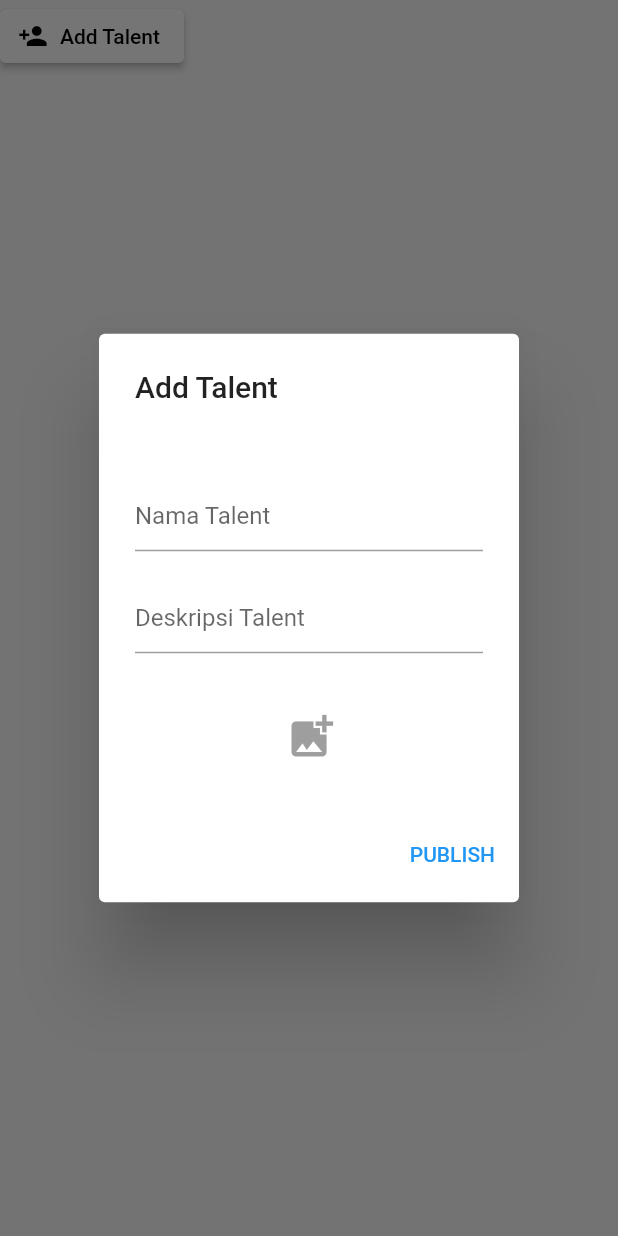
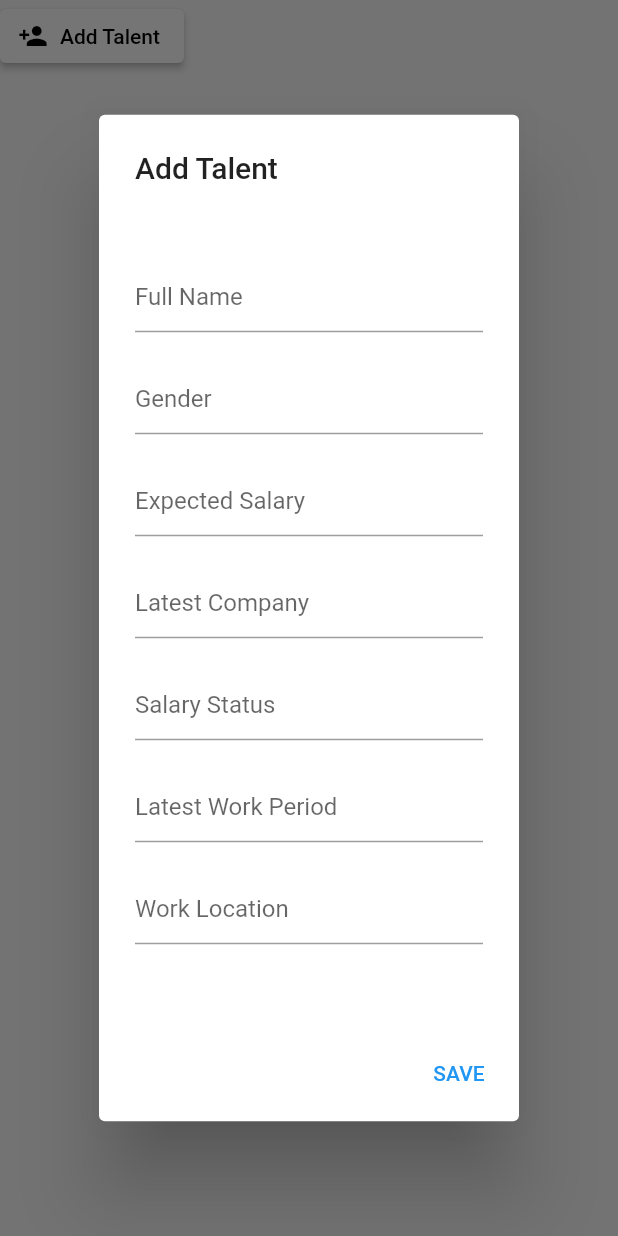
Before and after one commit to fahrur06/protalent, a Flutter app: the AlertForm widget shown alone on an empty page, opened directly, after a tap on "Add Talent", on a phone screen of 412 x 824 dp. Run offline on Flutter 3.47's test engine with Material 2 defaults, Android fonts, the phone set to English and light mode, and no system bars; our stand-ins replace carousel_slider, flip_card, google_fonts; missing offline and left inert: easy_table, side_navigation.

Commit message:
add talent

```diff
--- a/lib/widget/botton.dart
+++ b/lib/widget/botton.dart
@@ -105,25 +105,56 @@ class _AlertFormState extends State<AlertForm> {
                   height: 30,
                 ),
                 TextFormField(
-                  decoration: InputDecoration(hintText: 'Nama Talent'),
+                  decoration: InputDecoration(hintText: 'Full Name'),
                 ),
                 SizedBox(
                   height: 20,
                 ),
                 TextFormField(
-                  decoration: InputDecoration(hintText: 'Deskripsi Talent'),
+                  decoration: InputDecoration(hintText: 'Gender'),
+                ),
+                SizedBox(
+                  height: 20,
+                ),
+                TextFormField(
+                  decoration: InputDecoration(hintText: 'Expected Salary'),
+                ),
+                SizedBox(
+                  height: 20,
+                ),
+                TextFormField(
+                  decoration: InputDecoration(hintText: 'Latest Company'),
+                ),
+                SizedBox(
+                  height: 20,
+                ),
+                TextFormField(
+                  decoration: InputDecoration(hintText: 'Salary Status'),
+                ),
+                SizedBox(
+                  height: 20,
+                ),
+                TextFormField(
+                  decoration: InputDecoration(hintText: 'Latest Work Period'),
+                ),
+                SizedBox(
+                  height: 20,
+                ),
+                TextFormField(
+                  decoration: InputDecoration(hintText: 'Work Location'),
                 ),
                 SizedBox(
                   height: 30,
                 ),
-                Container(
-                    child: IconButton(
-                        onPressed: () {},
-                        icon: Icon(
-                          Icons.add_photo_alternate,
-                          size: 35,
-                          color: Colors.grey,
-                        )))
+
+                // Container(
+                //     child: IconButton(
+                //         onPressed: () {},
+                //         icon: Icon(
+                //           Icons.add_photo_alternate,
+                //           size: 35,
+                //           color: Colors.grey,
+                //         )))
               ],
             ),
             actions: [
@@ -131,7 +162,7 @@ class _AlertFormState extends State<AlertForm> {
                   onPressed: () {
                     publish();
                   },
-                  child: Text('PUBLISH'))
+                  child: Text('SAVE'))
             ],
           ),
         );
```
Also changed, not shown: lib/admin/talent/add_talent.dart (+16 -16 lines), lib/admin/talent_manage.dart (+10 -6 lines).
